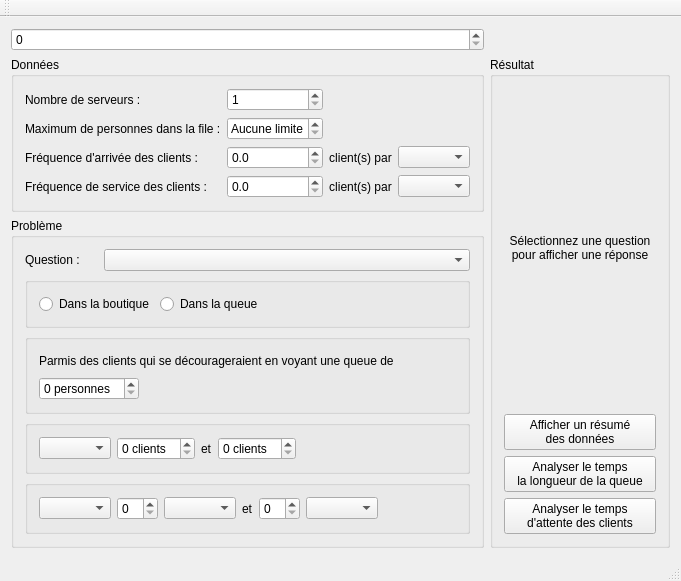
AmaneMisora/Processus-Stochastique, file WaitingLine/mainwindow.ui: the form before one commit.
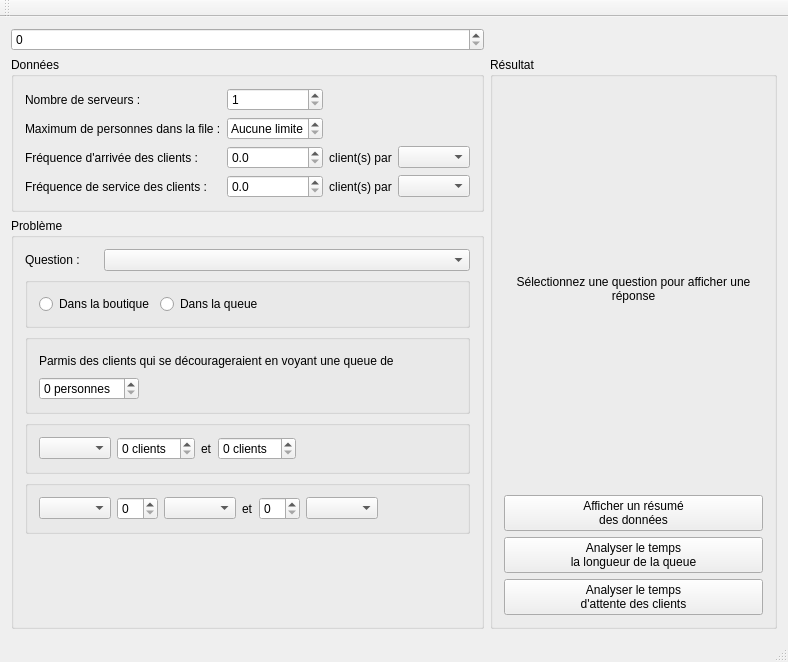
The form after the commit.

Commit message:
dialog résume
un peu moche ^^

What changed in the file:
```diff
--- a/WaitingLine/mainwindow.ui
+++ b/WaitingLine/mainwindow.ui
@@ -6,8 +6,8 @@
    <rect>
     <x>0</x>
     <y>0</y>
-    <width>681</width>
-    <height>507</height>
+    <width>788</width>
+    <height>662</height>
    </rect>
   </property>
   <property name="windowTitle">
```
Left out of the diff: 4 changed lines with no effect on the pictures. The commit also changes 6 other files.
